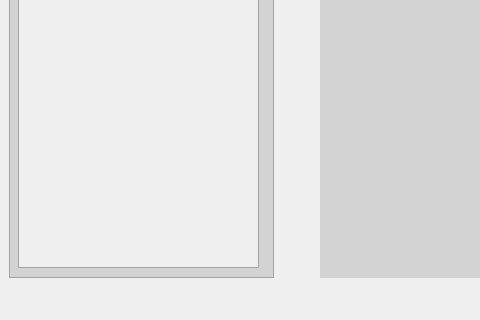
The window that mainwindow.ui (University-of-Utah-CS3505/a8-sprite-editor-f23-MAUIFanClub) describes before a commit, drawn with Qt 5; both pictures show x 0 to 480 and y 400 to 720 of the 1280 by 720 pixel window.
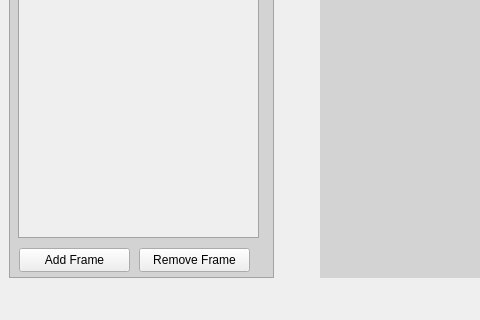
The same window after the commit.

Commit message:
Fixed frame QPixmap not updating.
Using pointers to each frames QPixmap the painter now draws directly to
each frames stored QPixmap.

Diff of the .ui file:
```diff
--- a/mainwindow.ui
+++ b/mainwindow.ui
@@ -63,7 +63,7 @@
            <x>9</x>
            <y>9</y>
            <width>241</width>
-           <height>621</height>
+           <height>591</height>
           </rect>
          </property>
          <property name="widgetResizable">
@@ -78,12 +78,38 @@
             <x>0</x>
             <y>0</y>
             <width>239</width>
-            <height>619</height>
+            <height>589</height>
            </rect>
           </property>
           <layout class="QVBoxLayout" name="verticalLayout_4"/>
          </widget>
         </widget>
+        <widget class="QPushButton" name="pushButton">
+         <property name="geometry">
+          <rect>
+           <x>10</x>
+           <y>610</y>
+           <width>111</width>
+           <height>24</height>
+          </rect>
+         </property>
+         <property name="text">
+          <string>Add Frame</string>
+         </property>
+        </widget>
+        <widget class="QPushButton" name="pushButton_2">
+         <property name="geometry">
+          <rect>
+           <x>130</x>
+           <y>610</y>
+           <width>111</width>
+           <height>24</height>
+          </rect>
+         </property>
+         <property name="text">
+          <string>Remove Frame</string>
+         </property>
+        </widget>
        </widget>
       </item>
       <item>
```
The commit also changes 5 other files.
